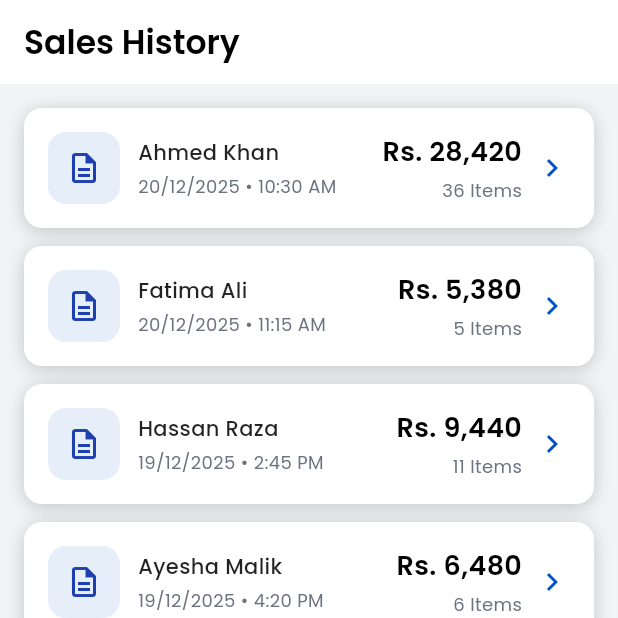
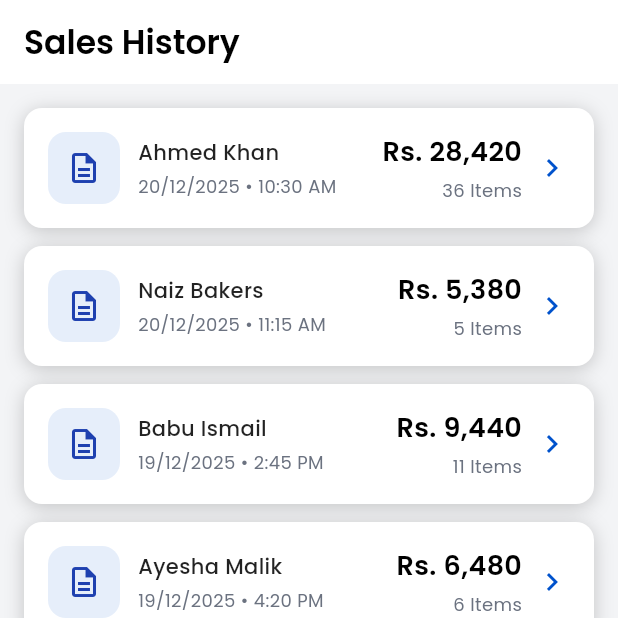
Before and after one commit to saadrehman3080/ch_atta_traders_billing_application, a Flutter app: the screen it shows after launch, on a phone screen of 412 x 824 dp, the top half of it. Run offline on Flutter 3.47's test engine with Material 3 defaults, Android fonts, the phone set to English and light mode, and no system bars; our stand-ins replace flutter_svg, go_router, google_fonts.

Commit message:
with incremental update in sales histor and neworder

```diff
--- a/lib/data/models/bill_history.dart
+++ b/lib/data/models/bill_history.dart
@@ -86,7 +86,7 @@ class BillHistory {
       ),
       BillHistory(
         billId: 'BILL002',
-        customerName: 'Fatima Ali',
+        customerName: 'Naiz Bakers',
         date: DateTime(2025, 12, 20, 11, 15),
         products: [
           Product(name: 'Coke 1500ml', quantity: 3, price: 1020),
@@ -95,7 +95,7 @@ class BillHistory {
       ),
       BillHistory(
         billId: 'BILL003',
-        customerName: 'Hassan Raza',
+        customerName: 'Babu Ismail',
         date: DateTime(2025, 12, 19, 14, 45),
         products: [
           Product(name: 'Pepsi 2250ml', quantity: 5, price: 920),
--- a/lib/data/models/product.dart
+++ b/lib/data/models/product.dart
@@ -31,29 +31,29 @@ class Product {
   // Dummy data for testing (will be replaced with Firebase data)
   static List<Product> getDummyProducts() {
     return [
-      // Carbonated Drinks — 1500ml
+      // Frequently Used Products
       Product(name: 'Pepsi 1500ml', price: 990),
-      Product(name: 'Big Apple 1500ml', price: 850),
-      Product(name: 'Coke 1500ml', price: 1020),
-      Product(name: 'Master Cola 1500ml', price: 700),
-
-      // RB
       Product(name: 'Pepsi 250ml RB', price: 920),
+      Product(name: 'Pepsi NR 300ml', price: 740),
       Product(name: 'Sting 240ml RB', price: 1200),
       Product(name: 'Shezan RB', price: 910),
+      Product(name: 'Sting NR 300ml', price: 880),
+      Product(name: 'Slice 200ml', price: 1020),
+      Product(name: 'Aquafina 1500ml', price: 450),
 
       // Carbonated Drinks — 300ml (NR)
-      Product(name: 'Pepsi NR 300ml', price: 740),
-      Product(name: 'Sting NR 300ml', price: 880),
       Product(name: 'Bigapple NR 300ml', price: 600),
       Product(name: 'Revive NR 300ml', price: 500),
       Product(name: 'Master Cola NR 300ml', price: 550),
 
       // Juices
-      Product(name: 'Slice 200ml', price: 1020),
       Product(name: 'Slice 1000ml', price: 0),
       Product(name: 'Tops Tangy 250ml', price: 680),
       Product(name: 'Shezan 250ml', price: 890),
+
+      Product(name: 'Big Apple 1500ml', price: 850),
+      Product(name: 'Coke 1500ml', price: 1020),
+      Product(name: 'Master Cola 1500ml', price: 700),
 
       // Cans
       Product(name: 'Pepsi Can 330ml', price: 1160),
@@ -72,7 +72,6 @@ class Product {
       Product(name: 'Gatorade 500ml', price: 990),
 
       // Water
-      Product(name: 'Aquafina 1500ml', price: 450),
       Product(name: 'Aquafina 500ml', price: 500),
       Product(name: 'Aquafina 19L', price: 400),
       Product(name: 'Murree Sparklet 1500ml', price: 440),
```
Also changed, not shown: lib/features/checkout/presentation/pages/checkout_page.dart (+7 -7 lines), lib/features/home/presentation/pages/history_page.dart (+6 -1 lines).
